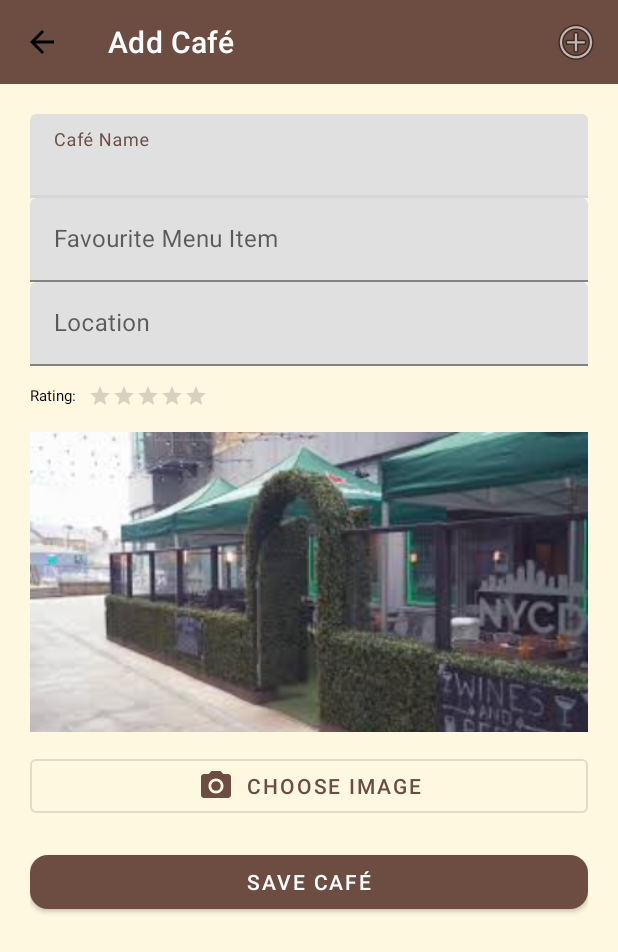
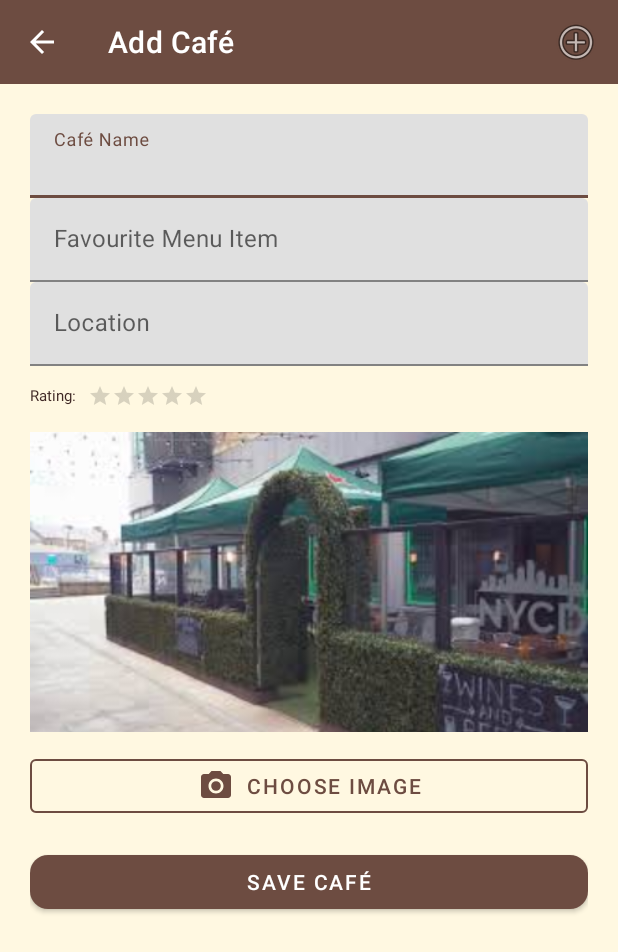
Before and after one commit to alexalexiiii/cafe-finder-ca1, an Android app: the CafeActivity screen opened directly, with no data from a screen before it, on a phone screen of 412 x 824 dp. Shown: the top 952 px of the screen. Run offline under Robolectric (Android 15) with nearby library versions, the light colour scheme and no system bars; our stand-ins replace Timber; 1 statement that could not run was skipped.

Commit message:
fixed ui component mismatching issues

```diff
--- a/app/src/main/res/layout/activity_cafe.xml
+++ b/app/src/main/res/layout/activity_cafe.xml
@@ -4,16 +4,17 @@
     android:orientation="vertical"
     android:layout_width="match_parent"
     android:layout_height="match_parent"
-    android:background="?android:colorBackground">
+    android:background="@color/cream_background">
 
     <!-- Top App Bar -->
     <com.google.android.material.appbar.MaterialToolbar
         android:id="@+id/toolbarAdd"
         android:layout_width="match_parent"
         android:layout_height="?attr/actionBarSize"
-        android:background="?attr/colorPrimary"
-        app:titleTextColor="@android:color/white"
+        android:background="@color/coffee_brown"
+        app:titleTextColor="@color/white"
         app:navigationIcon="@drawable/ic_arrow_back"
+        app:navigationIconTint="@color/white"
         app:title="Add Café" />
 
     <!-- Scrollable form -->
@@ -33,36 +34,47 @@
                 android:layout_width="match_parent"
                 android:layout_height="wrap_content"
                 android:hint="Café Name"
-                app:boxStrokeColor="@color/teal_700">
+                app:boxStrokeColor="@color/coffee_brown"
+                app:hintTextColor="@color/cardTextSecondary">
 
                 <com.google.android.material.textfield.TextInputEditText
                     android:id="@+id/cafeName"
                     android:layout_width="match_parent"
-                    android:layout_height="wrap_content" />
+                    android:layout_height="wrap_content"
+                    android:textColor="@color/cardTextPrimary"
+                    android:textColorHint="@color/cardTextSecondary" />
             </com.google.android.material.textfield.TextInputLayout>
 
             <!-- Favourite Menu Item -->
             <com.google.android.material.textfield.TextInputLayout
                 android:layout_width="match_parent"
                 android:layout_height="wrap_content"
-                android:hint="Favourite Menu Item">
+                android:hint="Favourite Menu Item"
+                app:boxStrokeColor="@color/latte_brown"
+                app:hintTextColor="@color/cardTextSecondary">
 
                 <com.google.android.material.textfield.TextInputEditText
                     android:id="@+id/favouriteItem"
                     android:layout_width="match_parent"
-                    android:layout_height="wrap_content" />
+                    android:layout_height="wrap_content"
+                    android:textColor="@color/cardTextPrimary"
+                    android:textColorHint="@color/cardTextSecondary" />
             </com.google.android.material.textfield.TextInputLayout>
 
             <!-- Location -->
             <com.google.android.material.textfield.TextInputLayout
                 android:layout_width="match_parent"
                 android:layout_height="wrap_content"
-                android:hint="Location">
+                android:hint="Location"
+                app:boxStrokeColor="@color/latte_brown"
+                app:hintTextColor="@color/cardTextSecondary">
 
                 <com.google.android.material.textfield.TextInputEditText
                     android:id="@+id/location"
                     android:layout_width="match_parent"
-                    android:layout_height="wrap_content" />
+                    android:layout_height="wrap_content"
+                    android:textColor="@color/cardTextPrimary"
+                    android:textColorHint="@color/cardTextSecondary" />
             </com.google.android.material.textfield.TextInputLayout>
 
             <!-- Rating -->
@@ -75,6 +87,7 @@
 
                 <TextView
                     android:text="Rating:"
+                    android:textColor="@color/cardTextPrimary"
                     android:textAppearance="?attr/textAppearanceBodyMedium"
                     android:layout_width="wrap_content"
                     android:layout_height="wrap_content"
@@ -103,10 +116,12 @@
             <com.google.android.material.button.MaterialButton
                 android:id="@+id/chooseImage"
                 style="@style/Widget.MaterialComponents.Button.OutlinedButton"
-                android:text="Choose Image"
+                android:text="@string/choose_image"
                 app:icon="@drawable/ic_photo"
                 app:iconPadding="8dp"
                 app:iconGravity="textStart"
+                android:textColor="@color/coffee_brown"
+                app:strokeColor="@color/coffee_brown"
                 android:layout_width="match_parent"
                 android:layout_height="wrap_content"
                 android:layout_marginTop="12dp" />
@@ -114,7 +129,9 @@
             <!-- Save Café Button -->
             <com.google.android.material.button.MaterialButton
                 android:id="@+id/btnAdd"
-                android:text="Save Café"
+                android:text="@string/save_cafe"
+                android:textColor="@color/white"
+                app:backgroundTint="@color/coffee_brown"
                 android:layout_width="match_parent"
                 android:layout_height="wrap_content"
                 android:layout_marginTop="16dp"
--- /dev/null
+++ b/app/src/main/res/values-night/colors.xml
@@ -0,0 +1,4 @@
+<?xml version="1.0" encoding="utf-8"?>
+<resources>
+    <color name="cream_surface">#DEC7AC</color>
+</resources>
--- a/app/src/main/res/values/colors.xml
+++ b/app/src/main/res/values/colors.xml
@@ -11,4 +11,5 @@
 
     <!-- Misc -->
     <color name="gray">#BDBDBD</color>
+    <color name="cream_surface">#DEC7AC</color>
 </resources>
```
Also changed, not shown: app/src/main/res/layout/card_cafe.xml (+17 -8 lines).
